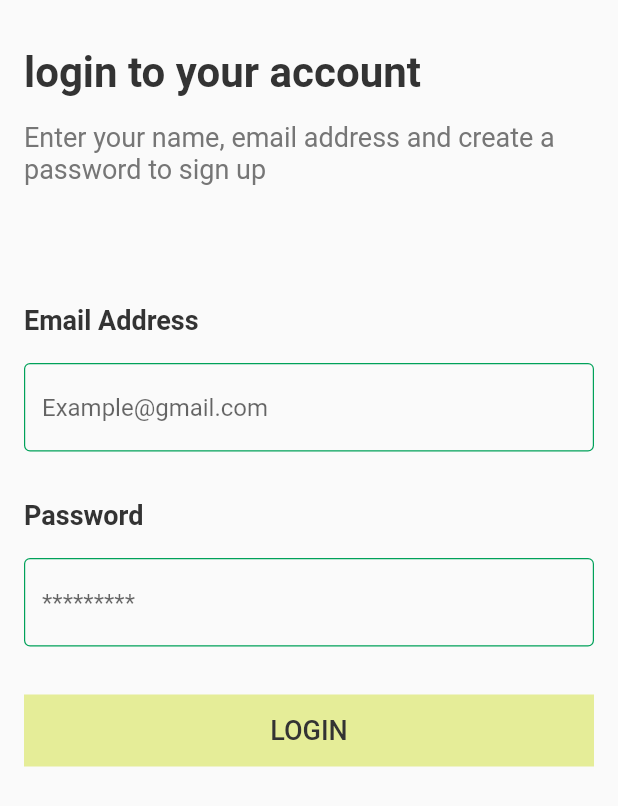
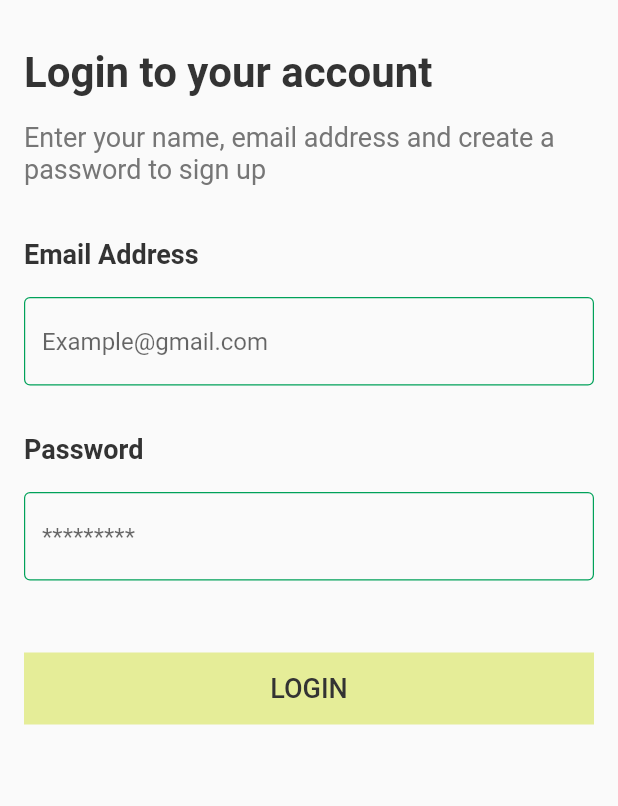
Before and after one commit to Sophi-E/flutter-login-form, a Flutter app: the LoginScreen screen opened by its route, on a phone screen of 412 x 824 dp. Shown: the top 806 px of the screen. Run offline on Flutter 3.47's test engine with Material 2 defaults, Android fonts, the phone set to English and light mode, and no system bars.

Commit message:
fixed layout issues

```diff
--- a/lib/pages/login.dart
+++ b/lib/pages/login.dart
@@ -19,7 +19,7 @@ class LoginScreen extends StatelessWidget {
                       Padding(
                         padding: const EdgeInsets.only(bottom: 16.0),
                         child: Text(
-                          'login to your account',
+                          'Login to your account',
                           style: TextStyle(
                               fontSize: 28.0,
                               color: Color(0xff333333),
@@ -27,7 +27,7 @@ class LoginScreen extends StatelessWidget {
                         ),
                       ),
                       Padding(
-                        padding: const EdgeInsets.only(bottom: 48.0),
+                        padding: const EdgeInsets.only(bottom: 36.0),
                         child: Text(
                             'Enter your name, email address and create a password to sign up',
                             style: TextStyle(
@@ -35,13 +35,6 @@ class LoginScreen extends StatelessWidget {
                       ),
                     ],
                   ),
-                ),
-                // SizedBox(
-                //   height: 3.0,
-                // ),
-
-                SizedBox(
-                  height: 32.0,
                 ),
                 Column(
                   crossAxisAlignment: CrossAxisAlignment.start,
@@ -107,7 +100,7 @@ class LoginScreen extends StatelessWidget {
                   ],
                 ),
                 SizedBox(
-                  height: 32.0,
+                  height: 48.0,
                 ),
                 SizedBox(
                   width: double.infinity,
```
Also changed, not shown: lib/main.dart (+7 -10 lines).
